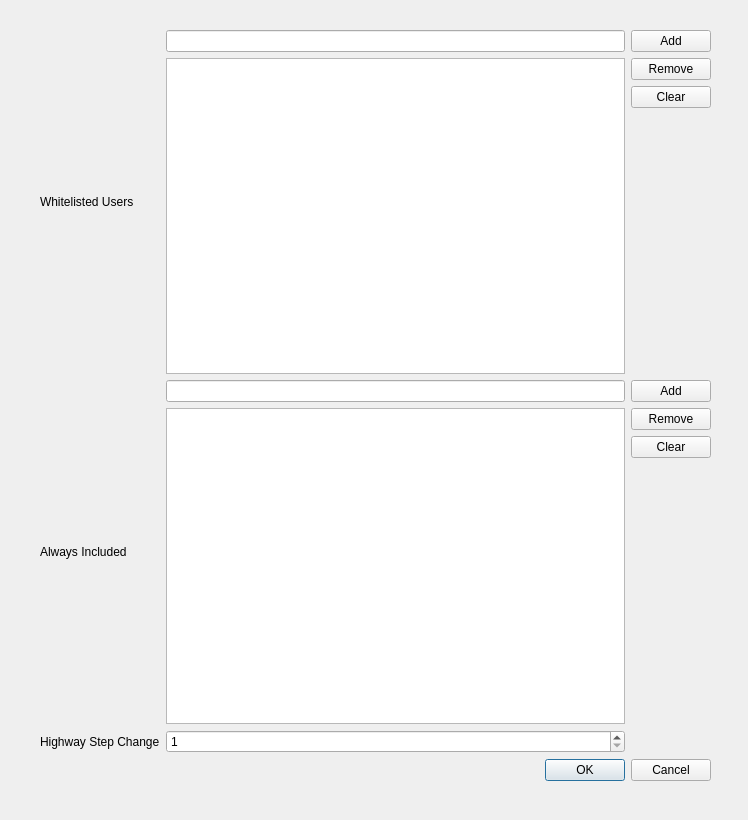
Before: the Qt Designer form chameleon/qt/filter_config.ui in KaartGroup/Chameleon, drawn with Qt 5.
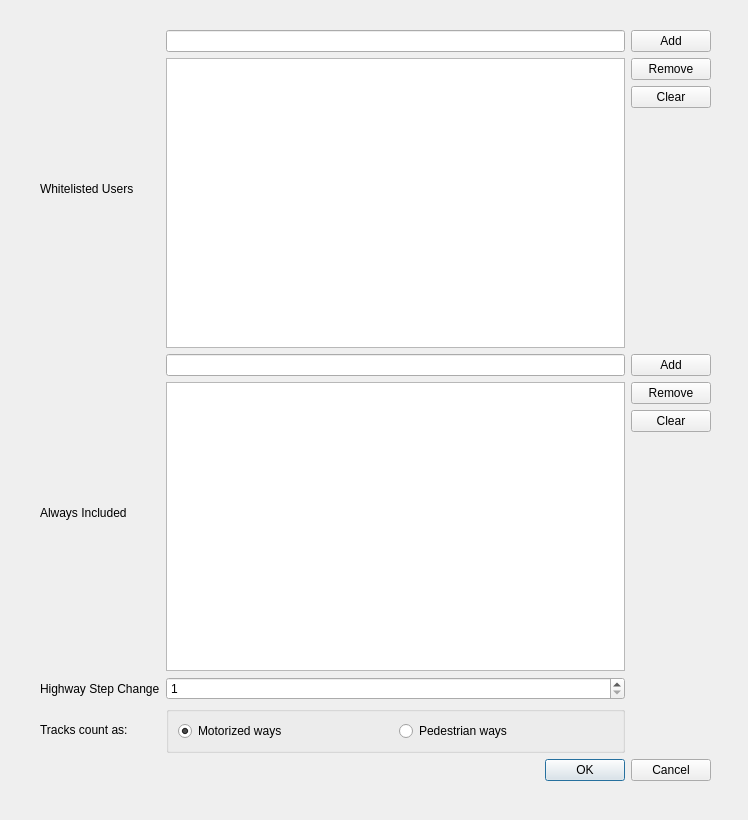
After: the same form once the commit is applied. Custom widgets are drawn as their Qt base class.

Commit message: Configure if track treated as motorized or pedestrian way (#21)

What changed in the file:
```diff
--- a/chameleon/qt/filter_config.ui
+++ b/chameleon/qt/filter_config.ui
@@ -28,16 +28,65 @@
      <height>751</height>
     </rect>
    </property>
-   <layout class="QGridLayout" name="gridLayout">
-    <item row="9" column="0" colspan="3">
+   <layout class="QGridLayout" name="gridLayout" rowstretch="0,0,0,1,0,0,0,1,0,0,0">
+    <item row="8" column="0">
+     <widget class="QLabel" name="highwayStepLabel">
+      <property name="text">
+       <string>Highway Step Change</string>
+      </property>
+     </widget>
+    </item>
+    <item row="5" column="2">
+     <widget class="QPushButton" name="alwaysIncludeRemove">
+      <property name="text">
+       <string>Remove</string>
+      </property>
+     </widget>
+    </item>
+    <item row="0" column="2">
+     <widget class="QPushButton" name="whitelistAdd">
+      <property name="text">
+       <string>Add</string>
+      </property>
+     </widget>
+    </item>
+    <item row="10" column="0" colspan="3">
      <widget class="QDialogButtonBox" name="buttonBox">
       <property name="standardButtons">
        <set>QDialogButtonBox::Cancel|QDialogButtonBox::Ok</set>
       </property>
      </widget>
     </item>
-    <item row="0" column="1">
-     <widget class="QLineEdit" name="whitelistLineEdit"/>
+    <item row="4" column="2">
+     <widget class="QPushButton" name="alwaysIncludeAdd">
+      <property name="text">
+       <string>Add</string>
+      </property>
+     </widget>
+    </item>
+    <item row="6" column="2">
+     <widget class="QPushButton" name="alwaysIncludeClear">
+      <property name="text">
+       <string>Clear</string>
+      </property>
+     </widget>
+    </item>
+    <item row="4" column="1">
+     <widget class="QLineEdit" name="alwaysIncludeLineEdit"/>
+    </item>
+    <item row="0" column="0" rowspan="4">
+     <widget class="QLabel" name="whitelistLabel">
+      <property name="text">
+       <string>Whitelisted Users</string>
+      </property>
+     </widget>
+    </item>
+    <item row="2" column="2">
+     <widget class="QPushButton" name="whitelistClear">
+      <property name="text">
+       <string>Clear</string>
+      </property>
+     </widget>
     </item>
     <item row="8" column="1">
      <widget class="QSpinBox" name="highwayStepChanges">
@@ -52,65 +101,6 @@
       </property>
      </widget>
     </item>
-    <item row="1" column="1" rowspan="3">
-     <widget class="QListWidgetTags" name="whitelistList">
-      <property name="sortingEnabled">
-       <bool>true</bool>
-      </property>
-     </widget>
-    </item>
-    <item row="0" column="2">
-     <widget class="QPushButton" name="whitelistAdd">
-      <property name="text">
-       <string>Add</string>
-      </property>
-     </widget>
-    </item>
-    <item row="4" column="1">
-     <widget class="QLineEdit" name="alwaysIncludeLineEdit"/>
-    </item>
-    <item row="8" column="0">
-     <widget class="QLabel" name="highwayStepLabel">
-      <property name="text">
-       <string>Highway Step Change</string>
-      </property>
-     </widget>
-    </item>
-    <item row="4" column="2">
-     <widget class="QPushButton" name="alwaysIncludeAdd">
-      <property name="text">
-       <string>Add</string>
-      </property>
-     </widget>
-    </item>
-    <item row="1" column="2">
-     <widget class="QPushButton" name="whitelistRemove">
-      <property name="text">
-       <string>Remove</string>
-      </property>
-     </widget>
-    </item>
-    <item row="2" column="2">
-     <widget class="QPushButton" name="whitelistClear">
-      <property name="text">
-       <string>Clear</string>
-      </property>
-     </widget>
-    </item>
-    <item row="0" column="0" rowspan="4">
-     <widget class="QLabel" name="whitelistLabel">
-      <property name="text">
-       <string>Whitelisted Users</string>
-      </property>
-     </widget>
-    </item>
-    <item row="5" column="2">
-     <widget class="QPushButton" name="alwaysIncludeRemove">
-      <property name="text">
-       <string>Remove</string>
-      </property>
-     </widget>
-    </item>
     <item row="4" column="0" rowspan="4">
      <widget class="QLabel" name="alwaysIncludeLabel">
       <property name="text">
@@ -118,10 +108,10 @@
       </property>
      </widget>
     </item>
-    <item row="6" column="2">
-     <widget class="QPushButton" name="alwaysIncludeClear">
-      <property name="text">
-       <string>Clear</string>
+    <item row="1" column="1" rowspan="3">
+     <widget class="QListWidgetTags" name="whitelistList">
+      <property name="sortingEnabled">
+       <bool>true</bool>
       </property>
      </widget>
     </item>
@@ -132,6 +122,46 @@
       </property>
      </widget>
     </item>
+    <item row="1" column="2">
+     <widget class="QPushButton" name="whitelistRemove">
+      <property name="text">
+       <string>Remove</string>
+      </property>
+     </widget>
+    </item>
+    <item row="0" column="1">
+     <widget class="QLineEdit" name="whitelistLineEdit"/>
+    </item>
+    <item row="9" column="1">
+     <widget class="QGroupBox" name="groupBox">
+      <layout class="QHBoxLayout" name="horizontalLayout">
+       <item>
+        <widget class="QRadioButton" name="motorizedRadioButton">
+         <property name="text">
+          <string>Motorized ways</string>
+         </property>
+         <property name="checked">
+          <bool>true</bool>
+         </property>
+        </widget>
+       </item>
+       <item>
+        <widget class="QRadioButton" name="pedestrianRadioButton">
+         <property name="text">
+          <string>Pedestrian ways</string>
+         </property>
+        </widget>
+       </item>
+      </layout>
+     </widget>
+    </item>
+    <item row="9" column="0">
+     <widget class="QLabel" name="trackSwitchLabel">
+      <property name="text">
+       <string>Tracks count as:</string>
+      </property>
+     </widget>
+    </item>
    </layout>
   </widget>
  </widget>
```
The commit also changes 2 other files.
